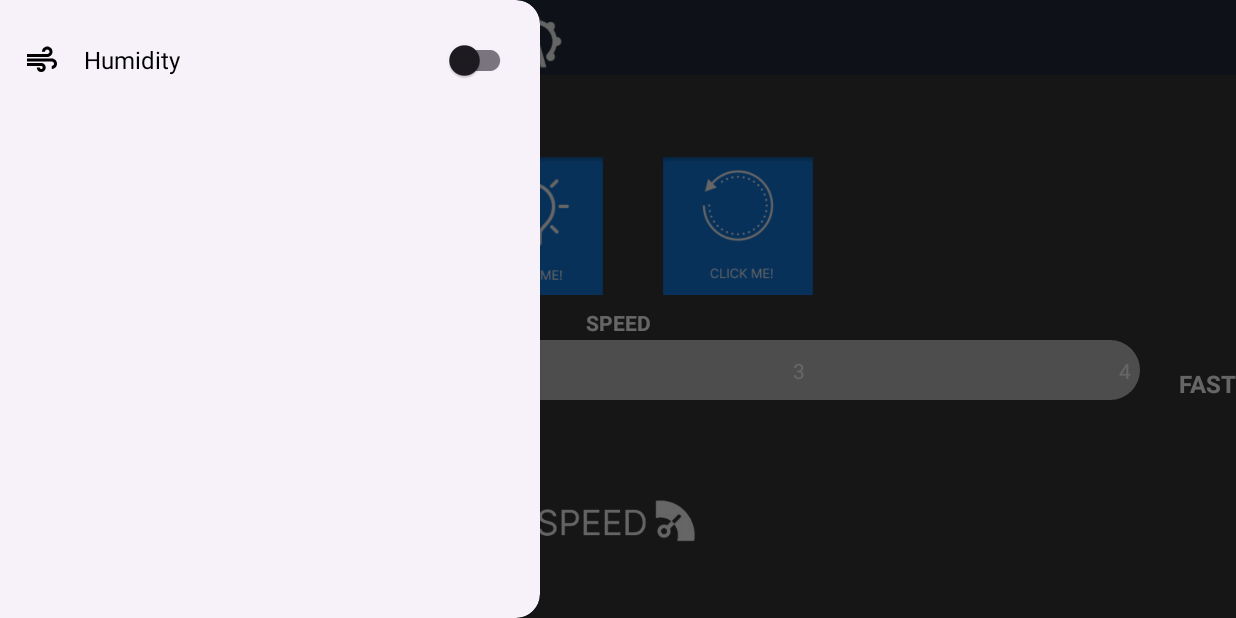
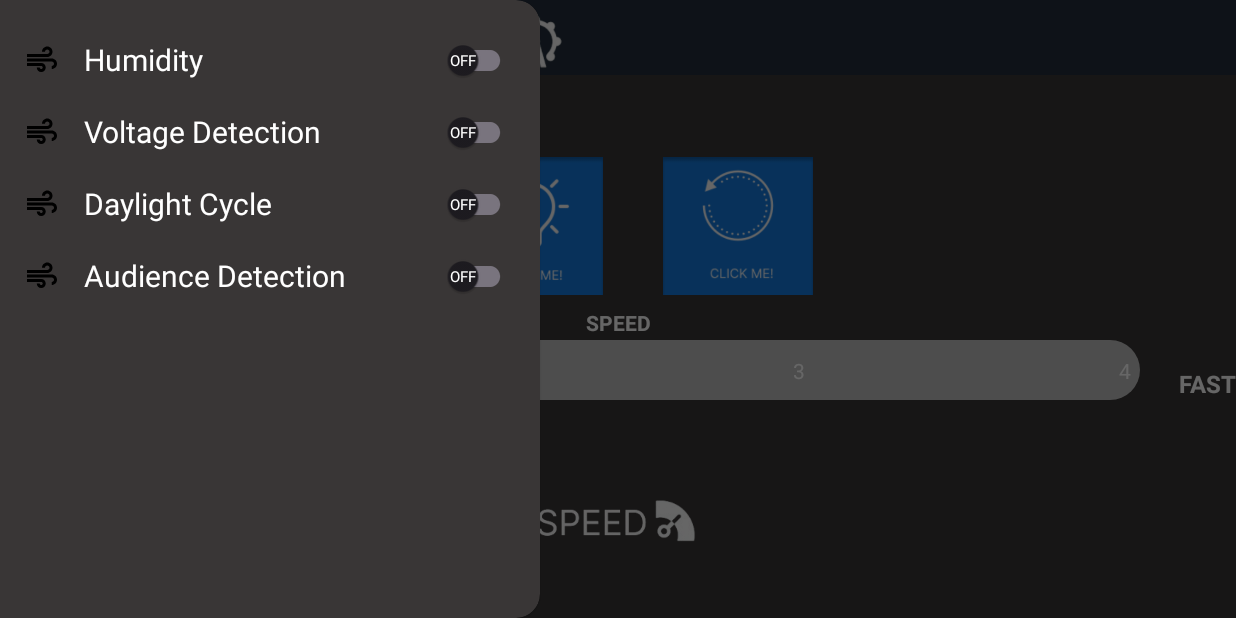
Before and after one commit to IsaacObusan/MoaController, an Android app: the screen it shows after launch (MainActivity), after a tap on "Open Sidebar", on a phone screen of 824 x 412 dp (held sideways). Run offline under Robolectric (Android 15) with nearby library versions, the phone set to English and light mode, and no system bars.

Commit message:
maya naman ako mabago

```diff
--- a/app/src/main/java/com/example/moacontroller/MainActivity.java
+++ b/app/src/main/java/com/example/moacontroller/MainActivity.java
@@ -28,48 +28,43 @@ public class MainActivity extends AppCompatActivity {
         super.onCreate(savedInstanceState);
         setContentView(R.layout.activity_main);
 
-        // Initialize ViewPager and SwitchCompat in main content
+
         viewPager = findViewById(R.id.viewPager);
         switchCompat = findViewById(R.id.Switch);
         setupViewPager(viewPager);
 
-        // Initialize DrawerLayout and NavigationView for the sidebar
+
         drawerLayout = findViewById(R.id.drawer_layout);
         NavigationView navigationView = findViewById(R.id.nav_view);
-
-        // Initialize sidebar toggle button
         sidebarToggle = findViewById(R.id.sidebar_toggle);
 
-        // Set up click listener for the sidebar toggle button
+
         sidebarToggle.setOnClickListener(new View.OnClickListener() {
             @Override
             public void onClick(View v) {
                 Toast.makeText(MainActivity.this, "Toggle clicked", Toast.LENGTH_SHORT).show();
-                toggleSidebar(); // Call the method to open/close the sidebar
-                // Show a toast message indicating the toggle has been clicked
+                toggleSidebar();
+
 
             }
         });
 
-        // Initialize sidebar switches as indicators
+
         switchHumidity = navigationView.findViewById(R.id.switch_humidity);
 
-        // Default states for sidebar indicators
         isHumidityOn = false;
-
-        // Update the sidebar switches initially
         updateSidebarSwitches();
 
-        // Set up the main SwitchCompat listener for controlling fragments
+
         switchCompat.setOnCheckedChangeListener((buttonView, isChecked) -> {
             if (isChecked) {
-                viewPager.setCurrentItem(1);  // Switch to Automatic fragment
+                viewPager.setCurrentItem(1);
             } else {
-                viewPager.setCurrentItem(0);  // Switch to Manual fragment
+                viewPager.setCurrentItem(0);
             }
         });
 
-        // Synchronize the SwitchCompat with the ViewPager's fragment changes
+
         viewPager.addOnPageChangeListener(new ViewPager.OnPageChangeListener() {
             @Override
             public void onPageScrolled(int position, float positionOffset, int positionOffsetPixels) {}
@@ -88,7 +83,7 @@ public class MainActivity extends AppCompatActivity {
         });
     }
 
-    // Method to set up the ViewPager with fragments
+
     private void setupViewPager(ViewPager viewPager) {
         adapter = new ViewPagerAdapter(getSupportFragmentManager(), FragmentPagerAdapter.BEHAVIOR_RESUME_ONLY_CURRENT_FRAGMENT);
         adapter.addFragment(new Manual());   // Fragment 0
@@ -96,12 +91,12 @@ public class MainActivity extends AppCompatActivity {
         viewPager.setAdapter(adapter);
     }
 
-    // Method to update sidebar switches based on current states (indicators only)
+
     private void updateSidebarSwitches() {
         switchHumidity.setChecked(isHumidityOn);
     }
 
-    // Method to toggle the sidebar manually
+
     private void toggleSidebar() {
         if (drawerLayout.isDrawerOpen(GravityCompat.START)) {
             drawerLayout.closeDrawer(GravityCompat.START);
--- a/app/src/main/res/drawable/icon_menu.xml
+++ b/app/src/main/res/drawable/icon_menu.xml
@@ -1,4 +1,4 @@
-<vector xmlns:android="http://schemas.android.com/apk/res/android" android:height="24dp" android:tint="#000000" android:viewportHeight="24" android:viewportWidth="24" android:width="24dp">
+<vector xmlns:android="http://schemas.android.com/apk/res/android" android:height="24dp" android:tint="#FFFFFF" android:viewportHeight="24" android:viewportWidth="24" android:width="24dp">
 
     <path android:fillColor="@android:color/white" android:pathData="M3,18h18v-2L3,16v2zM3,13h18v-2L3,11v2zM3,6v2h18L21,6L3,6z"/>
 
--- a/app/src/main/res/layout/activity_main.xml
+++ b/app/src/main/res/layout/activity_main.xml
@@ -98,6 +98,7 @@
         android:layout_width="wrap_content"
         android:layout_height="match_parent"
         android:layout_gravity="start"
+        android:background="@color/main_background"
         tools:ignore="MissingConstraints">
 
         <!-- Sidebar content -->
@@ -105,6 +106,7 @@
             android:layout_width="match_parent"
             android:layout_height="wrap_content"
             android:orientation="vertical"
+
             android:padding="16dp">
 
             <!-- Humidity Toggle -->
@@ -126,8 +128,8 @@
                     android:layout_weight="1"
                     android:paddingStart="16dp"
                     android:text="Humidity"
-                    android:textColor="@color/black"
-                    android:textSize="16sp" />
+                    android:textColor="@color/white"
+                    android:textSize="20dp" />
 
                 <androidx.appcompat.widget.SwitchCompat
                     android:id="@+id/switch_humidity"
@@ -135,8 +137,118 @@
                     android:layout_height="wrap_content"
                     android:textOff="OFF"
                     android:textOn="ON"
+                    android:textColor="@color/white"
+                    app:showText="true"
+                    app:thumbTextPadding="2dp"
+                    app:switchTextAppearance="@style/SwitchTextStyle"
                     android:track="@drawable/switch_track" />
             </LinearLayout>
+
+
+         <!--   Voltage Detection-->
+            <LinearLayout
+                android:layout_width="match_parent"
+                android:layout_height="wrap_content"
+                android:orientation="horizontal"
+                android:gravity="center_vertical">
+
+                <ImageView
+                    android:layout_width="wrap_content"
+                    android:layout_height="wrap_content"
+                    android:src="@drawable/icon_humidity_24"
+                    android:contentDescription="@string/voltage_detection" />
+
+                <TextView
+                    android:layout_width="0dp"
+                    android:layout_height="wrap_content"
+                    android:layout_weight="1"
+                    android:paddingStart="16dp"
+                    android:text="@string/voltage_detection"
+                    android:textColor="@color/white"
+                    android:textSize="20dp" />
+
+                <androidx.appcompat.widget.SwitchCompat
+                    android:id="@+id/switch_voltage"
+                    android:layout_width="wrap_content"
+                    android:layout_height="wrap_content"
+                    android:textOff="OFF"
+                    android:textOn="ON"
+                    android:textColor="@color/white"
+                    app:showText="true"
+                    app:thumbTextPadding="2dp"
+                    app:switchTextAppearance="@style/SwitchTextStyle"
+                    android:track="@drawable/switch_track" />
+            </LinearLayout>
+
+            <!--Daylight Cycle-->
+            <LinearLayout
+                android:layout_width="match_parent"
+                android:layout_height="wrap_content"
+                android:orientation="horizontal"
+                android:gravity="center_vertical">
+
+                <ImageView
+                    android:layout_width="wrap_content"
+                    android:layout_height="wrap_content"
+                    android:src="@drawable/icon_humidity_24"
+                    android:contentDescription="@string/daylight" />
+
+                <TextView
+                    android:layout_width="0dp"
+                    android:layout_height="wrap_content"
+                    android:layout_weight="1"
+                    android:paddingStart="16dp"
+                    android:text="@string/daylight"
+                    android:textColor="@color/white"
+                    android:textSize="20dp" />
+
+                <androidx.appcompat.widget.SwitchCompat
+                    android:id="@+id/switch_Daylight"
+                    android:layout_width="wrap_content"
+                    android:layout_height="wrap_content"
+                    android:textOff="OFF"
+                    android:textOn="ON"
+                    android:textColor="@color/white"
+                    app:showText="true"
+                    app:thumbTextPadding="2dp"
+                    app:switchTextAppearance="@style/SwitchTextStyle"
+                    android:track="@drawable/switch_track" />
+            </LinearLayout>
+
+            <LinearLayout
+                android:layout_width="match_parent"
+                android:layout_height="wrap_content"
+                android:orientation="horizontal"
+                android:gravity="center_vertical">
+
+                <ImageView
+                    android:layout_width="wrap_content"
+                    android:layout_height="wrap_content"
+                    android:src="@drawable/icon_humidity_24"
+                    android:contentDescription="@string/audience" />
+
+                <TextView
+                    android:layout_width="0dp"
+                    android:layout_height="wrap_content"
+                    android:layout_weight="1"
+                    android:paddingStart="16dp"
+                    android:text="@string/audience"
+                    android:textColor="@color/white"
+                    android:textSize="20dp" />
+
+                <androidx.appcompat.widget.SwitchCompat
+                    android:id="@+id/switch_Audience"
+                    android:layout_width="wrap_content"
+                    android:layout_height="wrap_content"
+                    android:textOff="OFF"
+                    android:textOn="ON"
+                    android:textColor="@color/white"
+                    app:showText="true"
+                    app:thumbTextPadding="2dp"
+                    app:switchTextAppearance="@style/SwitchTextStyle"
+                    android:track="@drawable/switch_track" />
+            </LinearLayout>
+
 
         </LinearLayout>
 
--- a/app/src/main/res/layout/fragment_automatic.xml
+++ b/app/src/main/res/layout/fragment_automatic.xml
@@ -3,7 +3,8 @@
     android:layout_width="match_parent"
     android:layout_height="match_parent"
     xmlns:app="http://schemas.android.com/apk/res-auto"
-    android:background="#423E3D"> <!-- Dark background -->
+    android:background="@color/main_background"
+ > <!-- Dark background -->
 
     <!-- Sidebar and Toggle -->
     <LinearLayout
@@ -23,7 +24,7 @@
             android:textOff="OFF LIGHTS"
             android:textOn="ON LIGHTS"
             app:showText="true"
-            android:drawableEnd="@drawable/light_icon"
+            android:drawableStart="@drawable/light_icon"
             app:thumbTextPadding="10dp"
             android:thumb="@drawable/switch_thumb"
             app:track="@drawable/switch_track"
@@ -38,6 +39,8 @@
             android:text="Press Hold"
             android:background="@drawable/voice"
             android:textColor="@android:color/white" />
+
+
     </LinearLayout>
 
     <!-- Main Content -->
@@ -64,7 +67,7 @@
             android:layout_below="@id/img_ferris_wheel"
             android:layout_centerHorizontal="true" />
 
-        <!-- Speed Gauge (SeekBar) -->
+        <!-- Speed Gauge (SeekBar) show here the turning speed-->
         <SeekBar
             android:id="@+id/sb_speed"
             android:layout_width="300dp"
@@ -83,6 +86,7 @@
             android:layout_alignParentEnd="true"
             android:layout_marginEnd="50dp"
             android:layout_centerVertical="true"
+            app:switchTextAppearance="@style/SwitchTextStyle"
             tools:ignore="UseSwitchCompatOrMaterialXml" />
     </RelativeLayout>
 </FrameLayout>
--- a/app/src/main/res/values/strings.xml
+++ b/app/src/main/res/values/strings.xml
@@ -6,4 +6,7 @@
     <string name="humidity">Humidity</string>
     <string name="open_sidebar">Open Sidebar</string>
     <string name="starter">Starter</string>
+    <string name="voltage_detection">Voltage Detection</string>
+    <string name="daylight">Daylight Cycle</string>
+    <string name="audience">Audience Detection</string>
 </resources>
```
